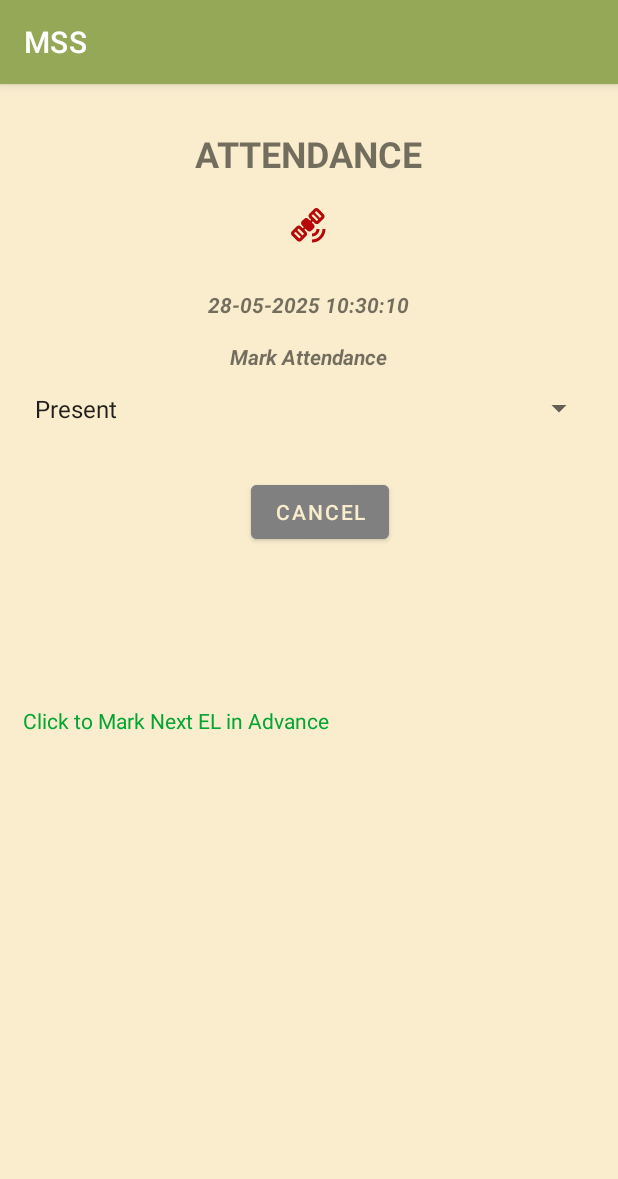
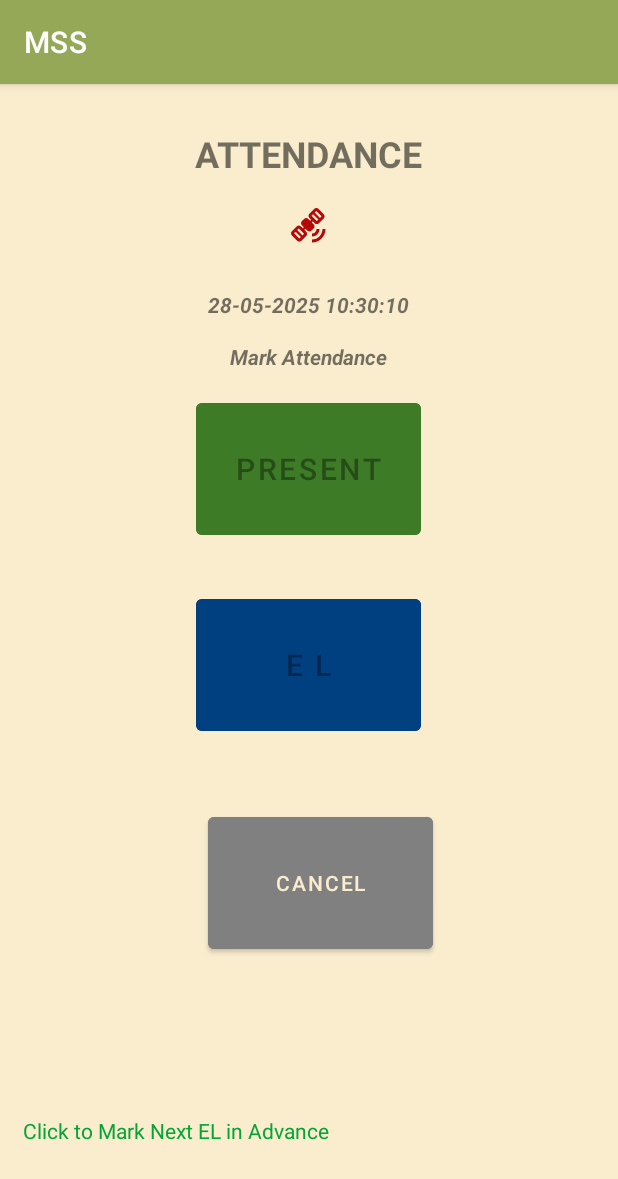
Before and after one commit to ijoaquimmartins/Workplace, an Android app: the MarkAttendance screen opened directly, with no data from a screen before it, on a phone screen of 412 x 824 dp. Shown: the top 1179 px of the screen. Run offline under Robolectric (Android 15) with nearby library versions, the phone set to English and light mode, and no system bars; our stand-ins replace Volley; network calls fail.

Commit message:
cmd22052025

```diff
--- a/app/src/main/java/in/megasoft/workplace/LoginActivity.java
+++ b/app/src/main/java/in/megasoft/workplace/LoginActivity.java
@@ -73,7 +73,6 @@ public class LoginActivity extends AppCompatActivity {
         if (Build.VERSION.SDK_INT >= Build.VERSION_CODES.O) {
             if (this.getPackageManager().canRequestPackageInstalls()) {
                 if(!etusername.equals("") && !etuserpassword.equals("")){
-                //    login();
                     Update.checkForUpdate(this, this::login);
                 }
             } else {
@@ -83,7 +82,6 @@ public class LoginActivity extends AppCompatActivity {
             }
         } else {
             if(!etusername.equals("") && !etuserpassword.equals("")){
-                //login();
                 Update.checkForUpdate(this, this::login);
             }
         }
@@ -96,6 +94,7 @@ public class LoginActivity extends AppCompatActivity {
                 finish();
             }
         });
+
         btnlogin.setOnClickListener(new View.OnClickListener() {
             @Override
             public void onClick(View view) {
@@ -218,4 +217,5 @@ public class LoginActivity extends AppCompatActivity {
             }
         }
     }
+
 }
--- a/app/src/main/java/in/megasoft/workplace/MarkAttendance.java
+++ b/app/src/main/java/in/megasoft/workplace/MarkAttendance.java
@@ -60,9 +60,9 @@ public class MarkAttendance extends AppCompatActivity implements AdapterView.OnI
 
     private String[] atten = {"Present", "E L"};
     private TextView datetime, errormassage, tvAttenDataTime, tvAttenAs, tvSelectDate, tvAdvanceElMark;
-    private String attnspinvalue, newattnspinvalue, latitude, longitude, attnstatus, attendatetime, stMassage;
+    private String attnspinvalue, newattnspinvalue, latitude, longitude, attnstatus, attendatetime, stMassage, stAttnStatus;
     private ImageView imgsetalight;
-    private Button btnSubmitAttn, btncanceltAttn, btnMarkAdvEl;
+    private Button btnSubmitAttn, btncanceltAttn, btnMarkAdvEl, btnPresent, btnEl;
     private Spinner spinattnmark;
     private FusedLocationProviderClient mFusedLocationClient;
 
@@ -84,6 +84,8 @@ public class MarkAttendance extends AppCompatActivity implements AdapterView.OnI
         llApplyEL = findViewById(R.id.llApplyEL);
         tvSelectDate = findViewById(R.id.tvSelectDate);
         btnMarkAdvEl = findViewById(R.id.btnMarkAdvEl);
+        btnPresent = findViewById(R.id.btnPresent);
+        btnEl = findViewById(R.id.btnEl);
 
         getLastLocation();
 
@@ -116,7 +118,17 @@ public class MarkAttendance extends AppCompatActivity implements AdapterView.OnI
         });
         //tvSelectDate.setOnClickListener(view -> openDatePicker());
         btnMarkAdvEl.setOnClickListener(view -> MarkAdvanceEl());
+
+        btnPresent.setOnClickListener(view -> {
+            stAttnStatus="1";
+            submitbtn();
+        });
+        btnEl.setOnClickListener(view -> {
+            stAttnStatus="2";
+            submitbtn();
+        });
     }
+
 
     @Override
     public void onResume() {
@@ -142,7 +154,6 @@ public class MarkAttendance extends AppCompatActivity implements AdapterView.OnI
                 break;
         }
     }
-
     @Override
     public void onNothingSelected(AdapterView<?> adapterView) {}
 
@@ -173,8 +184,8 @@ public class MarkAttendance extends AppCompatActivity implements AdapterView.OnI
     private LocationCallback mLocationCallback = new LocationCallback() {
         @Override
         public void onLocationResult(LocationResult locationResult) {
-            Location mLastLocation = locationResult.getLastLocation();
-            handleLocation(mLastLocation);  // Handle new location
+        Location mLastLocation = locationResult.getLastLocation();
+        handleLocation(mLastLocation);  // Handle new location
         }
     };
 
@@ -241,11 +252,14 @@ public class MarkAttendance extends AppCompatActivity implements AdapterView.OnI
                 tvAttenDataTime.setText(attnmarkedas);
                 spinattnmark.setVisibility(View.GONE);
                 btnSubmitAttn.setVisibility(View.GONE);
+
                 break;
             case "7":
                 tvAttenAs.setVisibility(View.GONE);
                 tvAttenDataTime.setVisibility(View.GONE);
                 btnSubmitAttn.setVisibility(View.VISIBLE);
+                btnPresent.setEnabled(true);
+                btnEl.setEnabled(true);
                 break;
         }
     }
@@ -282,7 +296,7 @@ public class MarkAttendance extends AppCompatActivity implements AdapterView.OnI
             @Override
             protected Map<String, String> getParams() throws AuthFailureError {
                 Map<String, String> data = new HashMap<>();
-                data.put("atten_status", newattnspinvalue);
+                data.put("atten_status", stAttnStatus);
                 data.put("userid", Base64.getEncoder().encodeToString((UserId.toString().trim()).getBytes()));
                 data.put("location_let", latitude);
                 data.put("location_long", longitude);
--- a/app/src/main/res/layout/activity_mark_attendance.xml
+++ b/app/src/main/res/layout/activity_mark_attendance.xml
@@ -21,24 +21,19 @@
                 android:orientation="horizontal"
                 android:gravity="center_horizontal"
                 android:layout_marginTop="30dp">
-
                 <TextView
-
                     android:layout_width="wrap_content"
                     android:layout_height="wrap_content"
                     android:text="ATTENDANCE"
                     android:textStyle="bold"
                     android:textSize="24sp"/>
-
             </LinearLayout>
-
             <LinearLayout
                 android:layout_width="match_parent"
                 android:layout_height="wrap_content"
                 android:orientation="horizontal"
                 android:gravity="center_horizontal"
                 android:layout_marginTop="20dp">
-
                 <ImageView
                     android:id="@+id/iconCellTower"
                     android:layout_width="wrap_content"
@@ -50,9 +45,7 @@
                     android:layout_width="wrap_content"
                     android:layout_height="wrap_content"
                     android:background="@drawable/ic_satellite"/>
-
             </LinearLayout>
-
             <LinearLayout
                 android:layout_width="match_parent"
                 android:layout_height="wrap_content"
@@ -61,7 +54,6 @@
                 android:layout_marginEnd="15dp"
                 android:orientation="vertical"
                 android:gravity="center_horizontal">
-
                 <TextView
                     android:id="@+id/txtViewDatetime"
                     android:layout_width="wrap_content"
@@ -75,7 +67,6 @@
                     android:text="Mark Attendance"
                     android:textStyle="bold|italic"
                     android:layout_marginTop="15dp"/>
-
                 <Spinner
                     android:id="@+id/spinAttnMark"
                     android:layout_width="match_parent"
@@ -83,7 +74,26 @@
                     android:layout_marginTop="10dp"
                     android:contentDescription="Select Attendance Status"
                     android:minHeight="30dp"
-                    android:textStyle="italic"/>
+                    android:textStyle="italic"
+                    android:visibility="gone"/>
+                <Button
+                    android:id="@+id/btnPresent"
+                    android:layout_width="150dp"
+                    android:layout_height="100dp"
+                    android:text="PRESENT"
+                    android:textSize="20sp"
+                    android:layout_margin="15dp"
+                    android:backgroundTint="@color/color_approved"
+                    android:enabled="false"/>
+                <Button
+                    android:id="@+id/btnEl"
+                    android:layout_width="150dp"
+                    android:layout_height="100dp"
+                    android:text="E L"
+                    android:textSize="20sp"
+                    android:layout_margin="15dp"
+                    android:backgroundTint="#004080"
+                    android:enabled="false"/>
             </LinearLayout>
             <LinearLayout
                 android:layout_width="match_parent"
@@ -91,7 +101,6 @@
                 android:orientation="horizontal"
                 android:gravity="center_horizontal"
                 android:layout_marginTop="30dp">
-
                 <Button
                     android:id="@+id/btnSubmitAttn"
                     android:layout_width="wrap_content"
@@ -102,12 +111,11 @@
                     android:textColor="@color/black"/>
                 <Button
                     android:id="@+id/btncanceltAttn"
-                    android:layout_width="wrap_content"
-                    android:layout_height="wrap_content"
-                    android:text="@string/cancel"
+                    android:layout_width="150dp"
+                    android:layout_height="100dp"
                     android:layout_marginStart="15dp"
-                    android:backgroundTint="@color/cancle" />
-
+                    android:backgroundTint="@color/cancle"
+                    android:text="@string/cancel" />
             </LinearLayout>
             <LinearLayout
                 android:layout_width="match_parent"
@@ -115,13 +123,11 @@
                 android:layout_marginTop="20dp"
                 android:orientation="vertical"
                 android:gravity="center_horizontal">
-
                 <TextView
                     android:id="@+id/txtErrorMassage"
                     android:layout_width="wrap_content"
                     android:layout_height="wrap_content"
                     android:textColor="#cc0000"/>
-
             </LinearLayout>
             <LinearLayout
                 android:layout_width="match_parent"
@@ -129,7 +135,6 @@
                 android:orientation="vertical"
                 android:gravity="center_horizontal"
                 android:layout_margin="25dp">
-
                 <TextView
                     android:id="@+id/tvAttenDataTime"
                     android:layout_width="match_parent"
@@ -156,7 +161,6 @@
                 android:gravity="center_horizontal"
                 android:orientation="vertical"
                 android:visibility="gone">
-
                 <TextView
                     android:id="@+id/tvSelectDate"
                     android:layout_width="wrap_content"
```
Also changed, not shown: app/src/main/java/in/megasoft/workplace/Update.java (+0 -18 lines), app/src/main/res/layout/activity_daily_work.xml (+0 -13 lines).
